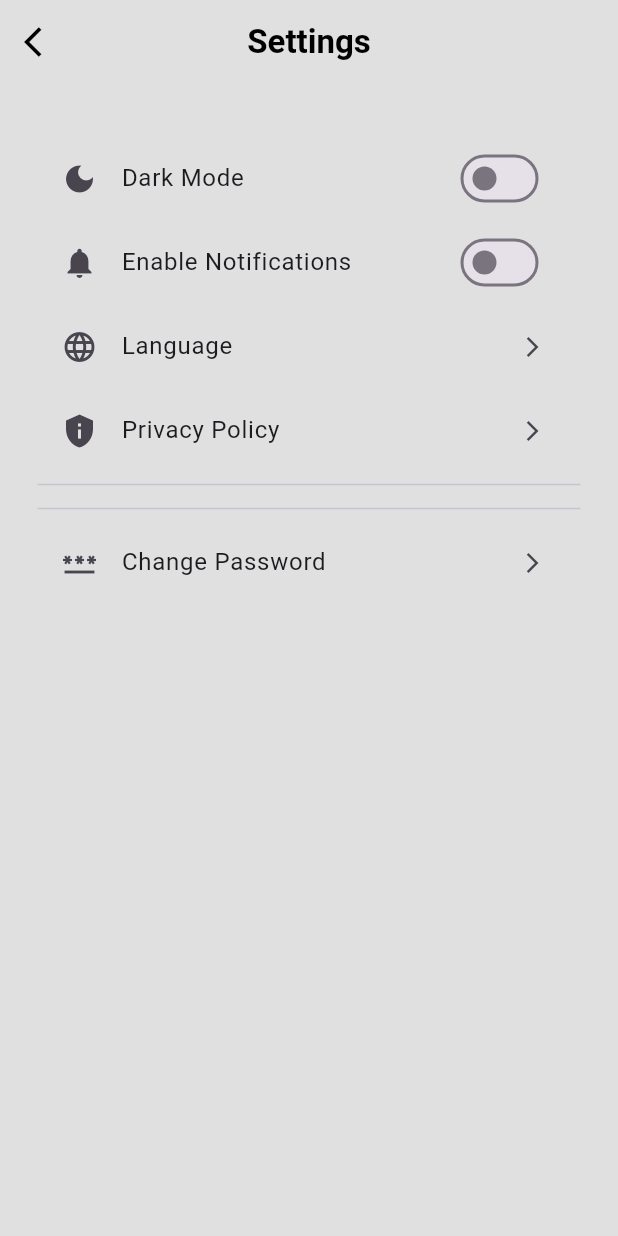
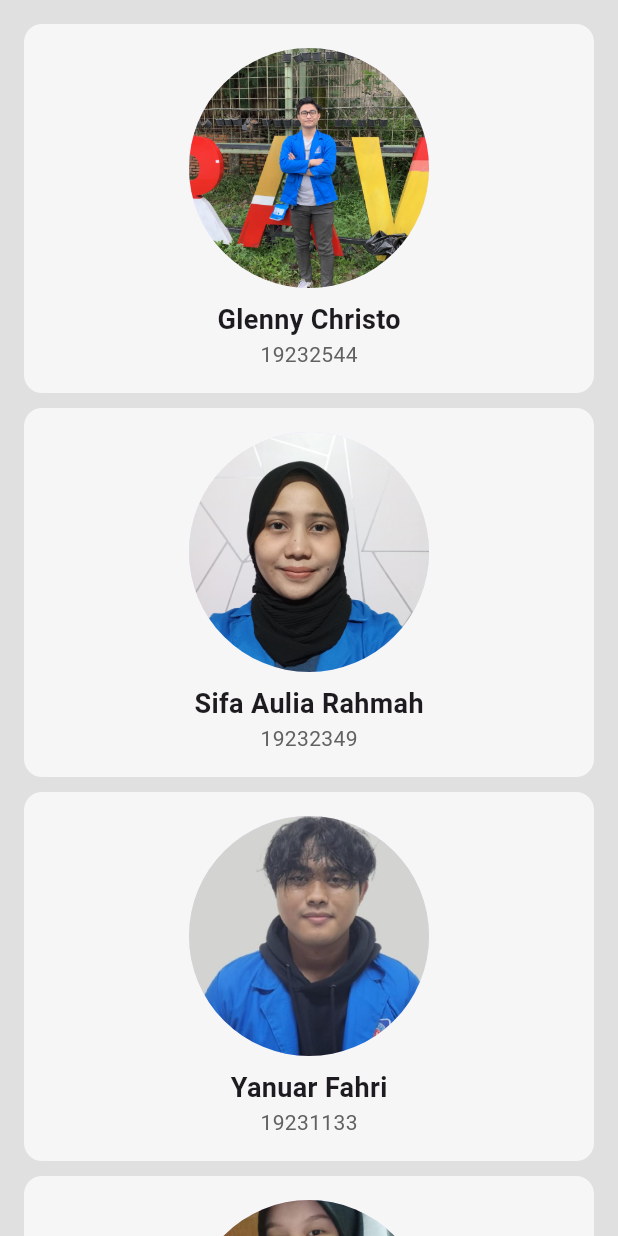
Before and after one commit to Hairunadhari/app-toko-sayur, a Flutter app: the SettingsPage screen opened directly, on a phone screen of 412 x 824 dp. Run offline on Flutter 3.47's test engine with Material 3 defaults, Android fonts, the phone set to English and light mode, and no system bars; our stand-ins replace get, shared_preferences, supabase_flutter; accounts and stored records are empty.

Commit message:
nambahkeun propil

```diff
--- /dev/null
+++ b/lib/pages/profile_card.dart
@@ -0,0 +1,42 @@
+import 'package:flutter/material.dart';
+
+class ProfileCard extends StatelessWidget {
+  final String image;
+  final String name;
+  final String npm;
+
+  const ProfileCard({
+    super.key,
+    required this.image,
+    required this.name,
+    required this.npm,
+  });
+
+  @override
+  Widget build(BuildContext context) {
+    return Container(
+      width: double.infinity,
+      margin: EdgeInsets.only(bottom: 10),
+      decoration: BoxDecoration(
+        color: Colors.white70,
+        borderRadius: BorderRadius.circular(12),
+      ),
+      padding: EdgeInsetsGeometry.all(16),
+      child: Column(
+        mainAxisAlignment: MainAxisAlignment.center,
+        children: [
+          CircleAvatar(
+            radius: 80,
+            backgroundImage: AssetImage(image),
+          ),
+          const SizedBox(height: 8),
+          Text(
+            name,
+            style: TextStyle(fontSize: 18, fontWeight: FontWeight.bold),
+          ),
+          Text(npm, style: TextStyle(fontSize: 14, color: Colors.grey[700])),
+        ],
+      ),
+    );
+  }
+}
--- a/lib/pages/settings_page.dart
+++ b/lib/pages/settings_page.dart
@@ -1,4 +1,5 @@
 import 'package:flutter/material.dart';
+import 'package:shoenew/pages/profile_card.dart';
 
 class SettingsPage extends StatefulWidget {
   const SettingsPage({super.key});
@@ -15,133 +16,47 @@ class _SettingsPageState extends State<SettingsPage> {
   Widget build(BuildContext context) {
     return Scaffold(
       backgroundColor: Colors.grey[300],
-      appBar: AppBar(
-        backgroundColor: Colors.transparent,
-        elevation: 0,
-        leading: IconButton(
-          icon: const Icon(Icons.arrow_back_ios, color: Colors.black),
-          onPressed: () => Navigator.pop(context),
-        ),
-        title: const Text(
-          'Settings',
-          style: TextStyle(color: Colors.black, fontWeight: FontWeight.bold),
-        ),
-        centerTitle: true,
-      ),
-      body: Padding(
-        padding: const EdgeInsets.all(25.0),
-        child: Column(
-          crossAxisAlignment: CrossAxisAlignment.start,
-          children: [
-            const SizedBox(height: 10),
-
-            // Opsi Pengaturan Umum
-            ListTile(
-              leading: const Icon(Icons.dark_mode),
-              title: const Text('Dark Mode'),
-              trailing: Switch(
-                value: _darkModeEnabled,
-                onChanged: (value) {
-                  setState(() {
-                    _darkModeEnabled = value;
-                    // TODO: Implementasi logika untuk mengganti tema aplikasi
-                    ScaffoldMessenger.of(context).showSnackBar(
-                      SnackBar(
-                        content: Text('Dark Mode: ${value ? "On" : "Off"}'),
-                      ),
-                    );
-                  });
-                },
-              ),
-              onTap: () {
-                // Toggle switch saat ListTile diklik
-                setState(() {
-                  _darkModeEnabled = !_darkModeEnabled;
-                  // TODO: Implementasi logika untuk mengganti tema aplikasi
-                  ScaffoldMessenger.of(context).showSnackBar(
-                    SnackBar(
-                      content: Text(
-                        'Dark Mode: ${_darkModeEnabled ? "On" : "Off"}',
-                      ),
-                    ),
-                  );
-                });
-              },
-            ),
-            ListTile(
-              leading: const Icon(Icons.notifications),
-              title: const Text('Enable Notifications'),
-              trailing: Switch(
-                value: _notificationsEnabled,
-                onChanged: (value) {
-                  setState(() {
-                    _notificationsEnabled = value;
-                    // TODO: Implementasi logika untuk mengelola notifikasi
-                    ScaffoldMessenger.of(context).showSnackBar(
-                      SnackBar(
-                        content: Text(
-                          'Notifications: ${value ? "Enabled" : "Disabled"}',
-                        ),
-                      ),
-                    );
-                  });
-                },
-              ),
-              onTap: () {
-                setState(() {
-                  _notificationsEnabled = !_notificationsEnabled;
-                  ScaffoldMessenger.of(context).showSnackBar(
-                    SnackBar(
-                      content: Text(
-                        'Notifications: ${_notificationsEnabled ? "Enabled" : "Disabled"}',
-                      ),
-                    ),
-                  );
-                });
-              },
-            ),
-            ListTile(
-              leading: const Icon(Icons.language),
-              title: const Text('Language'),
-              trailing: const Icon(Icons.arrow_forward_ios, size: 16),
-              onTap: () {
-                // TODO: Navigasi ke halaman pemilihan bahasa
-                ScaffoldMessenger.of(context).showSnackBar(
-                  const SnackBar(
-                    content: Text('Navigate to Language Settings'),
-                  ),
-                );
-              },
-            ),
-            ListTile(
-              leading: const Icon(Icons.privacy_tip),
-              title: const Text('Privacy Policy'),
-              trailing: const Icon(Icons.arrow_forward_ios, size: 16),
-              onTap: () {
-                // TODO: Tampilkan Privacy Policy
-                ScaffoldMessenger.of(context).showSnackBar(
-                  const SnackBar(content: Text('Show Privacy Policy')),
-                );
-              },
-            ),
-            const Divider(),
-            const Divider(),
-
-            // Opsi Akun
-            ListTile(
-              leading: const Icon(Icons.password),
-              title: const Text('Change Password'),
-              trailing: const Icon(Icons.arrow_forward_ios, size: 16),
-              onTap: () {
-                // TODO: Navigasi ke halaman ganti password
-                ScaffoldMessenger.of(context).showSnackBar(
-                  const SnackBar(content: Text('Navigate to Change Password')),
-                );
-              },
-            ),
-          ],
-        ),
+      body: ListView.builder(
+        itemCount: dummyStudents.length,
+        padding: const EdgeInsets.all(16),
+        itemBuilder: (context, index) {
+          final student = dummyStudents[index];
+          return ProfileCard(
+            image: student.image,
+            name: student.name,
+            npm: student.npm,
+          );
+        },
       ),
     );
   }
 }
+
+class Student {
+  final String name;
+  final String npm;
+  final String image;
+
+  Student({required this.name, required this.npm, required this.image});
+}
+
+final List<Student> dummyStudents = [
+  Student(name: 'Glenny Christo', npm: '19232544', image: 'lib/images/m1.jpg'),
+  Student(
+    name: 'Sifa Aulia Rahmah',
+    npm: '19232349',
+    image: 'lib/images/m2.jpeg',
+  ),
+  Student(name: 'Yanuar Fahri', npm: '19231133', image: 'lib/images/m3.jpeg'),
+  Student(
+    name: 'Ratih Ihdahayuningsih',
+    npm: '19232492',
+    image: 'lib/images/m4.jpeg',
+  ),
+  Student(
+    name: 'Samuel Jason Rain',
+    npm: '19232208',
+    image: 'lib/images/m5.jpeg',
+  ),
+  Student(name: 'Hairun Adhari', npm: '19231404', image: 'lib/images/m6.jpeg'),
+];
```
Also changed, not shown: lib/images/m1.jpg (added), lib/images/m2.jpeg (added), lib/images/m3.jpeg (added), lib/images/m4.jpeg (added), lib/images/m5.jpeg (added), lib/images/m6.jpeg (added).
